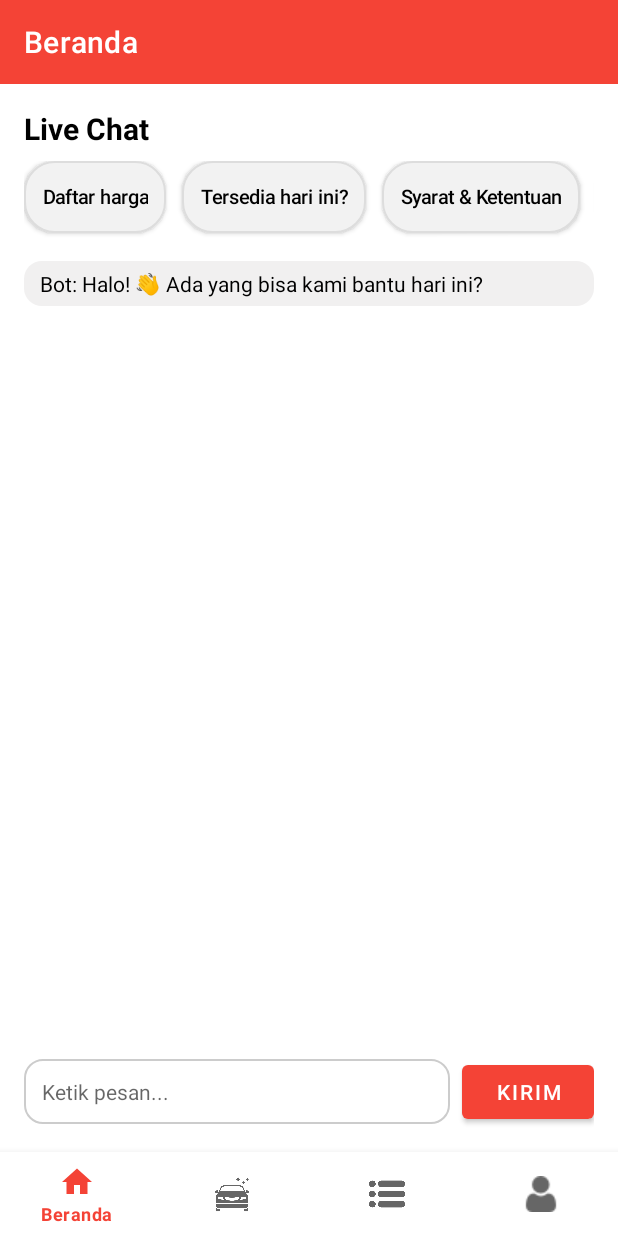
After one commit to faisnur12/rentalmulia, an Android app: the fragment ChatFragment placed in its activity, on a phone screen of 412 x 824 dp. The commit adds this screen. Run offline under Robolectric (Android 15) with nearby library versions, the phone set to English and light mode, and no system bars; our stand-ins replace CircleImageView, navigation-ui; libraries missing offline, so code that uses them is left out: com.denzcoskun.imageslider; pictures from the network do not load; 3 statements that could not run were skipped.

Commit message:
update beranda

```diff
--- a/app/build.gradle.kts
+++ b/app/build.gradle.kts
@@ -44,6 +44,7 @@ dependencies {
     implementation(libs.navigation.fragment)
     implementation(libs.navigation.ui)
     implementation(libs.activity)
+    implementation(libs.swiperefreshlayout)
     testImplementation(libs.junit)
     androidTestImplementation(libs.ext.junit)
     androidTestImplementation(libs.espresso.core)
--- a/app/src/main/java/com/example/rentalmobilmulia/ui/beranda/BerandaFragment.java
+++ b/app/src/main/java/com/example/rentalmobilmulia/ui/beranda/BerandaFragment.java
@@ -1,18 +1,16 @@
 package com.example.rentalmobilmulia.ui.beranda;
 
 import android.content.Context;
-import android.content.Intent;
 import android.content.SharedPreferences;
 import android.os.Bundle;
-import android.view.LayoutInflater;
-import android.view.View;
-import android.view.ViewGroup;
-import android.widget.Toast;
+import android.util.Log;
+import android.view.*;
+import android.widget.*;
 
 import androidx.annotation.NonNull;
 import androidx.fragment.app.Fragment;
-import androidx.recyclerview.widget.GridLayoutManager;
 import androidx.recyclerview.widget.LinearLayoutManager;
+import androidx.swiperefreshlayout.widget.SwipeRefreshLayout;
 
 import com.bumptech.glide.Glide;
 import com.denzcoskun.imageslider.constants.ScaleTypes;
@@ -22,13 +20,11 @@ import com.example.rentalmobilmulia.RetrofitClient;
 import com.example.rentalmobilmulia.ServerAPI;
 import com.example.rentalmobilmulia.databinding.FragmentBerandaBinding;
 import com.example.rentalmobilmulia.model.MobilModel;
+import com.example.rentalmobilmulia.model.MobilResponse;
+import com.example.rentalmobilmulia.ui.beranda.ChatFragment;
+import com.example.rentalmobilmulia.ui.rentalmobil.*;
 
-import com.example.rentalmobilmulia.ui.rentalmobil.DetailMobilFragment;
-import com.example.rentalmobilmulia.ui.rentalmobil.MobilAdapter;
-import com.example.rentalmobilmulia.ui.rentalmobil.MobilAdapterCallback;
-
-import java.util.ArrayList;
-import java.util.List;
+import java.util.*;
 
 import retrofit2.Call;
 import retrofit2.Callback;
@@ -37,7 +33,7 @@ import retrofit2.Response;
 public class BerandaFragment extends Fragment {
 
     private FragmentBerandaBinding binding;
-    private final List<MobilModel> rekomendasiMobilList = new ArrayList<>();
+    private final List<MobilModel> mobilList = new ArrayList<>();
     private MobilAdapter mobilAdapter;
 
     @Override
@@ -47,72 +43,136 @@ public class BerandaFragment extends Fragment {
         setupSlider();
         setupKategori();
         setupRecyclerMobil();
-        showLocalUserData();     // Tampilkan dari SharedPreferences
-        loadRekomendasiMobil();  // Tampilkan daftar mobil
+        setupSwipeToRefresh();
+        setupLihatSemuaAction();
+        setupLiveChatButton();
+        showLocalUserData();
+
+        // Load data pertama kali
+        loadSemuaMobil();
 
         return binding.getRoot();
     }
 
     private void setupSlider() {
-        List<SlideModel> slideModels = new ArrayList<>();
-        slideModels.add(new SlideModel(R.drawable.banner1, ScaleTypes.FIT));
-        slideModels.add(new SlideModel(R.drawable.banner2, ScaleTypes.FIT));
-        slideModels.add(new SlideModel(R.drawable.banner3, ScaleTypes.FIT));
+        List<SlideModel> slideModels = Arrays.asList(
+                new SlideModel(R.drawable.banner1, ScaleTypes.FIT),
+                new SlideModel(R.drawable.banner2, ScaleTypes.FIT),
+                new SlideModel(R.drawable.banner3, ScaleTypes.FIT)
+        );
         binding.imageSlider.setImageList(slideModels, ScaleTypes.FIT);
     }
 
     private void setupKategori() {
-        List<CategoryBeranda> kategoriList = new ArrayList<>();
-        kategoriList.add(new CategoryBeranda(R.drawable.toyota, "Toyota", "15"));
-        kategoriList.add(new CategoryBeranda(R.drawable.hyundai, "Hyundai", "16"));
-        kategoriList.add(new CategoryBeranda(R.drawable.honda, "Honda", "37"));
-
-
+        List<CategoryBeranda> kategoriList = Arrays.asList(
+                new CategoryBeranda(R.drawable.toyota, "Toyota", "15"),
+                new CategoryBeranda(R.drawable.hyundai, "Hyundai", "16"),
+                new CategoryBeranda(R.drawable.honda, "Honda", "37")
+        );
         CategoryBerandaAdapter categoryAdapter = new CategoryBerandaAdapter(kategoriList, category -> {
-            Intent intent = new Intent(getContext(), CategoryMobilActivity.class);
-            intent.putExtra("kategori", category.getNama());
-            startActivity(intent);
+            Toast.makeText(getContext(), "Kategori: " + category.getNama(), Toast.LENGTH_SHORT).show();
         });
-
-        binding.rvCategory.setLayoutManager(new LinearLayoutManager(getContext(), LinearLayoutManager.HORIZONTAL, false));
+        binding.rvCategory.setLayoutManager(
+                new LinearLayoutManager(getContext(), LinearLayoutManager.HORIZONTAL, false)
+        );
         binding.rvCategory.setAdapter(categoryAdapter);
     }
 
     private void setupRecyclerMobil() {
-        mobilAdapter = new MobilAdapter(getContext(), rekomendasiMobilList, new MobilAdapterCallback() {
+        mobilAdapter = new MobilAdapter(getContext(), mobilList, new MobilAdapterCallback() {
+            @Override public void onClickDetail(MobilModel mobil) {
+                navigateToDetail(mobil);
+            }
+            @Override public void onClickSewa(MobilModel mobil) {
+                navigateToSewa(mobil);
+            }
+        });
+        binding.rvRekomendasiProduk.setLayoutManager(
+                new LinearLayoutManager(getContext())
+        );
+        binding.rvRekomendasiProduk.setAdapter(mobilAdapter);
+    }
+
+    private void setupSwipeToRefresh() {
+        binding.swipeRefresh.setOnRefreshListener(this::loadSemuaMobil);
+    }
+
+    private void setupLihatSemuaAction() {
+        binding.btnLihatSemuaMobil.setOnClickListener(v -> {
+            Toast.makeText(getContext(), "Tombol 'Lihat Semua' ditekan", Toast.LENGTH_SHORT).show();
+        });
+    }
+
+    private void setupLiveChatButton() {
+        binding.btnLiveChat.setOnClickListener(v -> {
+            ChatFragment chatFragment = new ChatFragment();
+            requireActivity().getSupportFragmentManager()
+                    .beginTransaction()
+                    .replace(R.id.nav_host_fragment_activity_main, chatFragment)
+                    .addToBackStack(null)
+                    .commit();
+        });
+    }
+
+    private void loadSemuaMobil() {
+        binding.progressLoadingMobil.setVisibility(View.VISIBLE);
+        ServerAPI api = RetrofitClient.getInstance();
+        api.getListMobil().enqueue(new Callback<MobilResponse>() {
             @Override
-            public void onClickDetail(MobilModel mobil) {
-                Bundle bundle = new Bundle();
-                bundle.putSerializable("mobil", mobil);
-
-                DetailMobilFragment fragment = new DetailMobilFragment();
-                fragment.setArguments(bundle);
-
-                requireActivity().getSupportFragmentManager()
-                        .beginTransaction()
-                        .replace(R.id.nav_host_fragment_activity_main, fragment)
-                        .addToBackStack(null)
-                        .commit();
+            public void onResponse(@NonNull Call<MobilResponse> call, @NonNull Response<MobilResponse> response) {
+                binding.swipeRefresh.setRefreshing(false);
+                binding.progressLoadingMobil.setVisibility(View.GONE);
+                if (response.isSuccessful() && response.body() != null && response.body().getMobil() != null) {
+                    mobilList.clear();
+                    mobilList.addAll(response.body().getMobil());
+                    mobilAdapter.notifyDataSetChanged();
+                    Log.d("BERANDA_MOBIL", "Total mobil dikembalikan: " + mobilList.size());
+                } else {
+                    Toast.makeText(getContext(), "Gagal memuat data mobil", Toast.LENGTH_SHORT).show();
+                }
             }
 
             @Override
-            public void onClickSewa(MobilModel mobil) {
-                // Tidak dipakai di halaman Beranda
+            public void onFailure(@NonNull Call<MobilResponse> call, @NonNull Throwable t) {
+                binding.swipeRefresh.setRefreshing(false);
+                binding.progressLoadingMobil.setVisibility(View.GONE);
+                Toast.makeText(getContext(), "Kesalahan jaringan: " + t.getMessage(), Toast.LENGTH_SHORT).show();
             }
         });
+    }
 
-        binding.rvRekomendasiProduk.setLayoutManager(new GridLayoutManager(getContext(), 2));
-        binding.rvRekomendasiProduk.setAdapter(mobilAdapter);
+    private void navigateToDetail(MobilModel mobil) {
+        DetailMobilFragment fragment = new DetailMobilFragment();
+        Bundle bundle = new Bundle();
+        bundle.putSerializable("mobil", mobil);
+        fragment.setArguments(bundle);
+        requireActivity().getSupportFragmentManager()
+                .beginTransaction()
+                .replace(R.id.nav_host_fragment_activity_main, fragment)
+                .addToBackStack(null)
+                .commit();
+    }
+
+    private void navigateToSewa(MobilModel mobil) {
+        SewaMobilFragment fragment = new SewaMobilFragment();
+        Bundle bundle = new Bundle();
+        bundle.putSerializable("mobil", mobil);
+        fragment.setArguments(bundle);
+        requireActivity().getSupportFragmentManager()
+                .beginTransaction()
+                .replace(R.id.nav_host_fragment_activity_main, fragment)
+                .addToBackStack(null)
+                .commit();
     }
 
     private void showLocalUserData() {
-        SharedPreferences sharedPreferences = requireActivity().getSharedPreferences("login_pref", Context.MODE_PRIVATE);
+        SharedPreferences sharedPreferences = requireActivity()
+                .getSharedPreferences("login_pref", Context.MODE_PRIVATE);
         boolean isLoggedIn = sharedPreferences.getBoolean("isLoggedIn", false);
         String nama = sharedPreferences.getString("nama", "Guest");
         String profileImage = sharedPreferences.getString("profile_image", "");
 
         binding.tvUsername.setText("Hai, " + (isLoggedIn ? nama : "Guest"));
-
         if (!profileImage.isEmpty()) {
             String imageUrl = RetrofitClient.BASE_URL_IMAGE + profileImage;
             Glide.with(requireContext())
@@ -125,29 +185,6 @@ public class BerandaFragment extends Fragment {
         }
     }
 
-    private void loadRekomendasiMobil() {
-        ServerAPI api = RetrofitClient.getInstance();
-        Call<List<MobilModel>> call = api.getRekomendasiMobil();
-
-        call.enqueue(new Callback<List<MobilModel>>() {
-            @Override
-            public void onResponse(@NonNull Call<List<MobilModel>> call, @NonNull Response<List<MobilModel>> response) {
-                if (response.isSuccessful() && response.body() != null) {
-                    rekomendasiMobilList.clear();
-                    rekomendasiMobilList.addAll(response.body());
-                    mobilAdapter.notifyDataSetChanged();
-                } else {
-                    Toast.makeText(getContext(), "Gagal memuat mobil", Toast.LENGTH_SHORT).show();
-                }
-            }
-
-            @Override
-            public void onFailure(@NonNull Call<List<MobilModel>> call, @NonNull Throwable t) {
-                Toast.makeText(getContext(), "Kesalahan jaringan: " + t.getMessage(), Toast.LENGTH_SHORT).show();
-            }
-        });
-    }
-
     @Override
     public void onDestroyView() {
         super.onDestroyView();
@@ -157,7 +194,6 @@ public class BerandaFragment extends Fragment {
     @Override
     public void onResume() {
         super.onResume();
-        showLocalUserData();  // update dari SharedPreferences terbaru
+        showLocalUserData();
     }
-
 }
--- /dev/null
+++ b/app/src/main/java/com/example/rentalmobilmulia/ui/beranda/ChatFragment.java
@@ -0,0 +1,132 @@
+package com.example.rentalmobilmulia.ui.beranda;
+
+import android.os.Bundle;
+import android.os.Handler;
+import android.os.Looper;
+import android.view.LayoutInflater;
+import android.view.View;
+import android.view.ViewGroup;
+import android.widget.Button;
+import android.widget.LinearLayout;
+import android.widget.TextView;
+
+import androidx.annotation.NonNull;
+import androidx.annotation.Nullable;
+import androidx.fragment.app.Fragment;
+
+import com.example.rentalmobilmulia.R;
+import com.example.rentalmobilmulia.databinding.FragmentChatBinding;
+
+public class ChatFragment extends Fragment {
+
+    private FragmentChatBinding binding;
+    private Handler handler = new Handler(Looper.getMainLooper());
+
+    @Nullable
+    @Override
+    public View onCreateView(@NonNull LayoutInflater inflater,
+                             @Nullable ViewGroup container,
+                             @Nullable Bundle savedInstanceState) {
+        binding = FragmentChatBinding.inflate(inflater, container, false);
+
+        // Auto greeting saat dibuka
+        addBotReply("Halo! 👋 Ada yang bisa kami bantu hari ini?");
+
+        // Tambahkan tombol quick replies
+        addQuickReply("Daftar harga");
+        addQuickReply("Tersedia hari ini?");
+        addQuickReply("Syarat & Ketentuan");
+        addQuickReply("Hubungi Admin");
+
+        // Tombol kirim
+        binding.btnSend.setOnClickListener(v -> {
+            String message = binding.etMessage.getText().toString().trim();
+            if (!message.isEmpty()) {
+                addUserMessage(message);
+                binding.etMessage.setText("");
+
+                // Simulasi delay balasan otomatis 1.5 detik
+                handler.postDelayed(() -> addBotReply(generateAutoReply(message)), 1500);
+            }
+        });
+
+        return binding.getRoot();
+    }
+
+    private void addUserMessage(String message) {
+        TextView tv = new TextView(getContext());
+        tv.setText("Anda: " + message);
+        tv.setPadding(16, 8, 16, 8);
+        tv.setBackgroundResource(R.drawable.bg_user_bubble); // opsional untuk style bubble
+        tv.setTextColor(getResources().getColor(R.color.black));
+        binding.chatContainer.addView(tv);
+        scrollToBottom();
+    }
+
+    private void addBotReply(String reply) {
+        TextView tv = new TextView(getContext());
+        tv.setText("Bot: " + reply);
+        tv.setPadding(16, 8, 16, 8);
+        tv.setTextColor(getResources().getColor(android.R.color.black));
+        tv.setBackgroundResource(R.drawable.bg_bot_bubble); // opsional untuk style bubble
+        binding.chatContainer.addView(tv);
+        scrollToBottom();
+    }
+
+    private String generateAutoReply(String userMessage) {
+        String msg = userMessage.toLowerCase();
+
+        if (msg.contains("halo") || msg.contains("hai")) {
+            return "Halo juga! Ada yang bisa kami bantu?";
+        } else if (msg.contains("mobil") || msg.contains("sewa")) {
+            return "Kami menyediakan berbagai pilihan mobil. Anda tertarik mobil tipe apa?";
+        } else if (msg.contains("harga")) {
+            return "Harga sewa mulai dari Rp250.000/hari tergantung tipe mobil.";
+        } else if (msg.contains("tersedia")) {
+            return "Silakan sebutkan tanggal & tipe mobil, kami bantu cek ketersediaannya.";
+        } else if (msg.contains("admin")) {
+            return "Silakan hubungi admin kami di WhatsApp: 0812-3456-7890";
+        } else if (msg.contains("syarat")) {
+            return "Syarat sewa: KTP, SIM A, dan DP minimal 30%.";
+        } else if (msg.contains("terima kasih") || msg.contains("thanks")) {
+            return "Sama-sama! 😊 Jika ada pertanyaan lain, jangan ragu ya!";
+        } else {
+            return "Mohon maaf, pesan Anda belum bisa kami pahami sepenuhnya.";
+        }
+    }
+
+    private void addQuickReply(String text) {
+        Button button = new Button(getContext());
+        button.setText(text);
+        button.setTextSize(13f);
+        button.setPadding(20, 8, 20, 8);
+        button.setBackgroundResource(R.drawable.bg_quick_reply);
+        button.setTextColor(getResources().getColor(R.color.black));
+        button.setAllCaps(false);
+        button.setOnClickListener(v -> {
+            binding.etMessage.setText(text);
+            binding.btnSend.performClick();
+        });
+
+        LinearLayout.LayoutParams params = new LinearLayout.LayoutParams(
+                ViewGroup.LayoutParams.WRAP_CONTENT,
+                ViewGroup.LayoutParams.WRAP_CONTENT);
+        params.setMargins(0, 0, 16, 16);
+        button.setLayoutParams(params);
+
+        binding.quickRepliesContainer.addView(button);
+    }
+
+
+    private void scrollToBottom() {
+        binding.scrollChat.post(() ->
+                binding.scrollChat.fullScroll(View.FOCUS_DOWN)
+        );
+    }
+
+    @Override
+    public void onDestroyView() {
+        super.onDestroyView();
+        binding = null;
+    }
+}
--- /dev/null
+++ b/app/src/main/res/drawable/bg_bot_bubble.xml
@@ -0,0 +1,5 @@
+<?xml version="1.0" encoding="utf-8"?>
+<shape xmlns:android="http://schemas.android.com/apk/res/android">
+    <solid android:color="#F1F0F0" />
+    <corners android:radius="12dp" />
+</shape>
--- /dev/null
+++ b/app/src/main/res/drawable/bg_quick_reply.xml
@@ -0,0 +1,15 @@
+<?xml version="1.0" encoding="utf-8"?>
+<selector xmlns:android="http://schemas.android.com/apk/res/android">
+    <item>
+        <shape android:shape="rectangle">
+            <solid android:color="#F2F2F2" />
+            <corners android:radius="20dp" />
+            <stroke android:width="1dp" android:color="#DDDDDD" />
+            <padding
+                android:left="12dp"
+                android:top="6dp"
+                android:right="12dp"
+                android:bottom="6dp" />
+        </shape>
+    </item>
+</selector>
--- /dev/null
+++ b/app/src/main/res/drawable/bg_user_bubble.xml
@@ -0,0 +1,5 @@
+<?xml version="1.0" encoding="utf-8"?>
+<shape xmlns:android="http://schemas.android.com/apk/res/android">
+    <solid android:color="#DCF8C6" />
+    <corners android:radius="12dp" />
+</shape>
--- /dev/null
+++ b/app/src/main/res/layout/fragment_chat.xml
@@ -0,0 +1,80 @@
+<?xml version="1.0" encoding="utf-8"?>
+<LinearLayout xmlns:android="http://schemas.android.com/apk/res/android"
+    android:id="@+id/rootLayout"
+    android:layout_width="match_parent"
+    android:layout_height="match_parent"
+    android:orientation="vertical"
+    android:background="@color/white"
+    android:padding="16dp">
+
+    <!-- Judul -->
+    <TextView
+        android:id="@+id/tvChatTitle"
+        android:layout_width="match_parent"
+        android:layout_height="wrap_content"
+        android:text="Live Chat"
+        android:textSize="20sp"
+        android:textStyle="bold"
+        android:textColor="@color/black"
+        android:paddingBottom="8dp" />
+
+    <!-- Quick Reply Horizontal Scroll -->
+    <HorizontalScrollView
+        android:layout_width="match_parent"
+        android:layout_height="wrap_content"
+        android:layout_marginBottom="8dp"
+        android:scrollbars="none">
+
+        <LinearLayout
+            android:id="@+id/quickRepliesContainer"
+            android:layout_width="wrap_content"
+            android:layout_height="wrap_content"
+            android:orientation="horizontal"
+            android:paddingEnd="8dp" />
+    </HorizontalScrollView>
+
+    <!-- ScrollView untuk Chat -->
+    <ScrollView
+        android:id="@+id/scrollChat"
+        android:layout_width="match_parent"
+        android:layout_height="0dp"
+        android:layout_weight="1"
+        android:fillViewport="true"
+        android:overScrollMode="ifContentScrolls">
+
+        <LinearLayout
+            android:id="@+id/chatContainer"
+            android:layout_width="match_parent"
+            android:layout_height="wrap_content"
+            android:orientation="vertical"
+            android:paddingBottom="16dp" />
+    </ScrollView>
+
+    <!-- Input Chat dan Tombol Kirim -->
+    <LinearLayout
+        android:layout_width="match_parent"
+        android:layout_height="wrap_content"
+        android:orientation="horizontal"
+        android:gravity="center_vertical"
+        android:paddingTop="8dp">
+
+        <EditText
+            android:id="@+id/etMessage"
+            android:layout_width="0dp"
+            android:layout_height="wrap_content"
+            android:layout_weight="1"
+            android:hint="Ketik pesan..."
+            android:padding="12dp"
+            android:background="@drawable/bg_edittext"
+            android:textColor="@color/black"
+            android:textSize="14sp" />
+
+        <Button
+            android:id="@+id/btnSend"
+            android:layout_width="wrap_content"
+            android:layout_height="wrap_content"
+            android:text="Kirim"
+            android:layout_marginStart="8dp" />
+    </LinearLayout>
+
+</LinearLayout>
--- a/app/src/main/res/layout/list_rental_mobil.xml
+++ b/app/src/main/res/layout/list_rental_mobil.xml
@@ -23,7 +23,7 @@
             android:layout_height="180dp"
             android:scaleType="fitCenter"
             android:contentDescription="Foto Mobil"
-            android:background="@drawable/bg_placeholder"
+
             android:clipToOutline="true"
             android:foreground="?android:attr/selectableItemBackground" />
 
@@ -100,7 +100,7 @@
                 android:textSize="13sp"
                 android:paddingHorizontal="16dp"
                 android:layout_marginEnd="8dp"
-                android:background="@drawable/bg_button_red_rounded" />
+                />
 
             <!-- Tombol Detail -->
             <ImageButton
--- a/gradle/libs.versions.toml
+++ b/gradle/libs.versions.toml
@@ -11,6 +11,7 @@ lifecycleViewmodelKtx = "2.9.0"
 navigationFragment = "2.9.0"
 navigationUi = "2.9.0"
 activity = "1.10.1"
+swiperefreshlayout = "1.1.0"
 
 [libraries]
 junit = { group = "junit", name = "junit", version.ref = "junit" }
@@ -24,6 +25,7 @@ lifecycle-viewmodel-ktx = { group = "androidx.lifecycle", name = "lifecycle-view
 navigation-fragment = { group = "androidx.navigation", name = "navigation-fragment", version.ref = "navigationFragment" }
 navigation-ui = { group = "androidx.navigation", name = "navigation-ui", version.ref = "navigationUi" }
 activity = { group = "androidx.activity", name = "activity", version.ref = "activity" }
+swiperefreshlayout = { group = "androidx.swiperefreshlayout", name = "swiperefreshlayout", version.ref = "swiperefreshlayout" }
 
 [plugins]
 android-application = { id = "com.android.application", version.ref = "agp" }
```
Also changed, not shown: app/src/main/java/com/example/rentalmobilmulia/model/MobilModel.java (+38 -1 lines), app/src/main/java/com/example/rentalmobilmulia/ui/rentalmobil/RentCarFragment.java (+6 -4 lines), app/src/main/res/drawable/ic_chat.xml (added, +10 -0 lines), app/src/main/res/layout/fragment_beranda.xml (+54 -2 lines).
